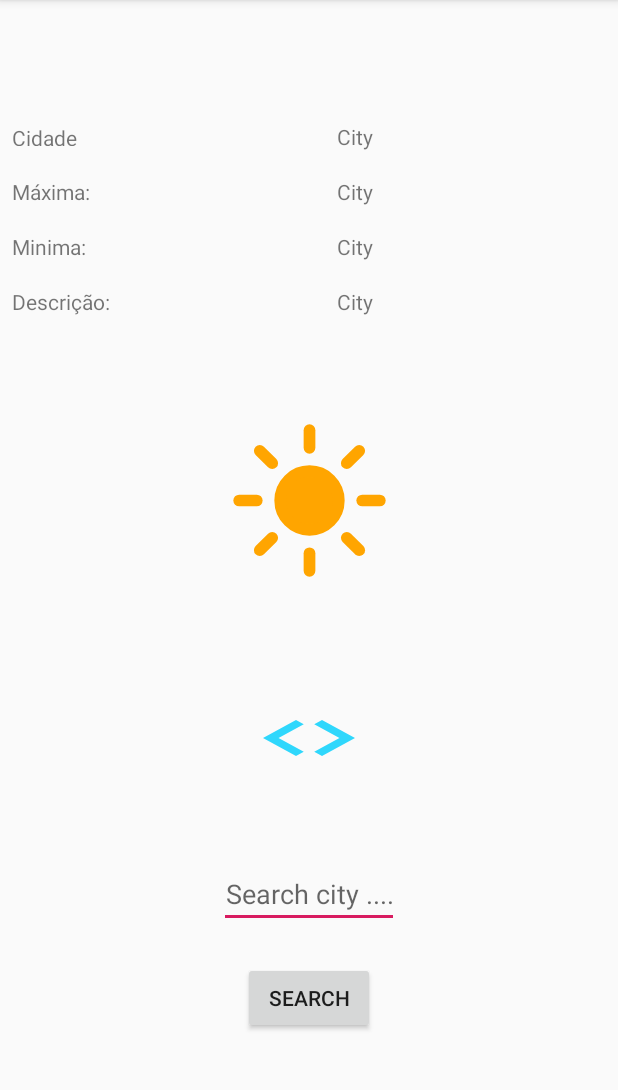
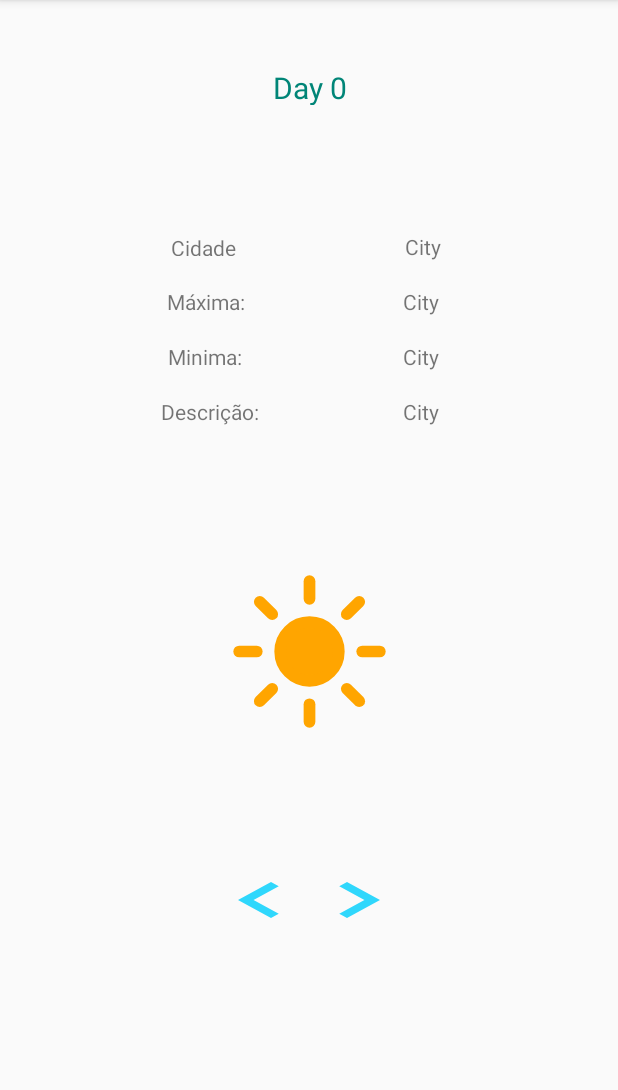
Before and after one commit to AntonioSaGomes/WeatherForecastApp, an Android app: the screen it shows after launch (MainActivity), on a phone screen of 412 x 824 dp, the part 84-1174 px from its top. Run offline under Robolectric (Android 15) with nearby library versions, the phone set to English and light mode, and no system bars; our stand-ins replace ButterKnife, Dagger/Hilt's generated code, Room's generated code; pictures from the network do not load.

Commit message:
First commit

```diff
--- a/app/src/main/java/com/example/asus/weatherapp/AppModule.java
+++ b/app/src/main/java/com/example/asus/weatherapp/AppModule.java
@@ -50,7 +50,7 @@ public class AppModule {
 
     // --- NETWORK INJECTION ---
 
-    private static String BASE_URL = "http://api.openweathermap.org/data/2.5/";
+    private static String BASE_URL = "https://samples.openweathermap.org/data/2.5/forecast/";
 
     @Provides
     Gson provideGson() { return new GsonBuilder().create(); }
--- a/app/src/main/java/com/example/asus/weatherapp/Database.java
+++ b/app/src/main/java/com/example/asus/weatherapp/Database.java
@@ -3,7 +3,7 @@ package com.example.asus.weatherapp;
 import android.arch.persistence.room.RoomDatabase;
 import android.arch.persistence.room.TypeConverters;
 
-@android.arch.persistence.room.Database(entities = {Weather.class}, version = 4, exportSchema = false)
+@android.arch.persistence.room.Database(entities = {Weather.class}, version = 5, exportSchema = false)
 @TypeConverters(DateConverter.class)
 public abstract class Database extends RoomDatabase {
 
--- a/app/src/main/java/com/example/asus/weatherapp/WeatherDao.java
+++ b/app/src/main/java/com/example/asus/weatherapp/WeatherDao.java
@@ -14,13 +14,11 @@ public interface WeatherDao {
     @Insert()
     void save(Weather weather);
 
-    @Query("Select * from weather where city_name= :city_name")
-    LiveData<Weather> load(String city_name);
+    @Query("Select * from weather")
+    LiveData<Weather> load();
 
     @Query("Delete from weather where weather_id= :weather_id")
     void delete(int weather_id);
 
-    @Query("SELECT * FROM weather WHERE city_name = :city_name AND lastRefresh > :lastRefreshMax LIMIT 1")
-    Weather hasWeather(String city_name, Date lastRefreshMax);
 
 }
--- a/app/src/main/java/com/example/asus/weatherapp/WeatherFragment.java
+++ b/app/src/main/java/com/example/asus/weatherapp/WeatherFragment.java
@@ -33,17 +33,19 @@ public class WeatherFragment extends Fragment {
     @BindView(R.id.weatherCityName) TextView CityName;
     @BindView(R.id.weatherMaxTemp) TextView MaxTemp;
     @BindView(R.id.weatherMinTemp) TextView MinTemp;
-    @BindView(R.id.newWeather) EditText newWeather;
-    @BindView(R.id.newWeatherButton) Button newWeatherButton;
+    @BindView(R.id.previousDay) Button previousDayButton;
+    @BindView(R.id.nextDay) Button nextDayButton;
     @BindView(R.id.weatherImage) ImageView weatherImage;
     @BindView(R.id.weatherDescription) TextView weatherDescription;
+    @BindView(R.id.weatherDay) TextView weatherDay;
+
+    private int day=0;
     public String city_name = "Lisbon";
     public WeatherFragment() { }
 
     @Override
     public View onCreateView(LayoutInflater inflater, ViewGroup container, Bundle savedInstanceState) {
         View view = inflater.inflate(R.layout.weather_fragment, container, false);
-        Log.d("onCreateFrag:",city_name);
         ButterKnife.bind(this, view);
         return view;
     }
@@ -51,15 +53,30 @@ public class WeatherFragment extends Fragment {
     @Override
     public void onActivityCreated(@Nullable Bundle savedInstanceState) {
         super.onActivityCreated(savedInstanceState);
-        newWeatherButton.setOnClickListener(new View.OnClickListener() {
+        previousDayButton.setOnClickListener(new View.OnClickListener() {
             @Override
             public void onClick(View v) {
-                city_name = newWeather.getText().toString();
-                Log.d("Here_onClick:",city_name);
+                try {
+                    day--;
+                }
+                catch (IndexOutOfBoundsException e){
+                    day=0;
+                }
                 configureViewModel();
             }
         });
-        Log.d("onActivityFrag:",city_name);
+        nextDayButton.setOnClickListener(new View.OnClickListener() {
+            @Override
+            public void onClick(View v) {
+                try {
+                    day++;
+                }
+                catch (IndexOutOfBoundsException e){
+                    day=0;
+                }
+                configureViewModel();
+            }
+        });
         this.configureDagger();
         this.configureViewModel();
 
@@ -76,7 +93,7 @@ public class WeatherFragment extends Fragment {
     private void configureViewModel(){
         viewModel = ViewModelProviders.of(this, viewModelFactory).get(WeatherViewModel.class);
         viewModel.init(city_name);
-        Log.d("configViewModel:",city_name);
+      //  Log.d("configViewModel:",city_name);
         viewModel.getWeather().observe(this, weather -> updateUI(weather));
     }
 
@@ -86,12 +103,12 @@ public class WeatherFragment extends Fragment {
 
     private void updateUI(@Nullable Weather weather){
         if (weather != null){
-            Log.d("WeatherFrag:",String.valueOf(weather.getCity_name()));
-            this.CityName.setText(weather.getCity_name());
-            this.MaxTemp.setText(String.valueOf(weather.getMain().getTemp_max()-272.15) + "ºC");
-            this.MinTemp.setText(String.valueOf(weather.getMain().getTemp_min()-272.15) + "ºC");
-            this.weatherDescription.setText(weather.getTempo().get(0).getMain());
-            this.weatherImage.setBackgroundResource(setDrawable(weather.getTempo().get(0).getMain()));
+            this.CityName.setText(weather.getCity().getName());
+            this.MaxTemp.setText(String.format("%.2f",weather.getWeatherList().get(day).getTemp().getDay_max_temp()-272.15) + "ºC");
+            this.MinTemp.setText(String.format("%.2f",weather.getWeatherList().get(day).getTemp().getDay_min_temp()-272.15) + "ºC");
+            this.weatherDescription.setText(weather.getWeatherList().get(day).getTempo().get(0).getMain());
+            this.weatherImage.setBackgroundResource(setDrawable(weather.getWeatherList().get(day).getTempo().get(0).getMain()));
+            this.weatherDay.setText("Day " + String.valueOf(day) );
         }
     }
 
@@ -103,6 +120,8 @@ public class WeatherFragment extends Fragment {
                 return R.drawable.ic_sunny;
             case "Rain":
                 return R.drawable.ic_rainy;
+            case "Snow":
+                return R.drawable.ic_snow;
         }
         return R.drawable.ic_sunny;
     }
--- a/app/src/main/java/com/example/asus/weatherapp/WeatherRepository.java
+++ b/app/src/main/java/com/example/asus/weatherapp/WeatherRepository.java
@@ -35,16 +35,17 @@ public class WeatherRepository {
     public LiveData<Weather> getWeather(String city_name) {
         Log.d("RepoGetWeather:",city_name);
         refreshWeather(city_name);
-        return weatherDao.load(city_name);
+        return weatherDao.load();
     }
 
     private void refreshWeather(final String city_name) {
         executor.execute(() -> {
-            boolean weatherExists = (weatherDao.hasWeather(city_name, getMaxRefreshTime(new Date())) != null);
-            if (!weatherExists) {
-                webService.getWeather(city_name,"f20dae443685124d02f23f31769e14bf").enqueue(new Callback<Weather>() {
+          //  boolean weatherExists = (weatherDao.hasWeather(city_name, getMaxRefreshTime(new Date())) != null);
+          //  if (!weatherExists) {
+                webService.getWeather(524901,"b1b15e88fa797225412429c1c50c122a1").enqueue(new Callback<Weather>() {
                     @Override
                     public void onResponse(Call<Weather> call, Response<Weather> response) {
+                        Log.d("Got_it:",response.body().toString());
                         Toast.makeText(App.context, "Data refreshed from network !", Toast.LENGTH_LONG).show();
                         executor.execute(() -> {
                             Weather weather = response.body();
@@ -58,7 +59,6 @@ public class WeatherRepository {
                         Log.d("ErrorWeather:",t.getMessage());
                         }
                 });
-            }
         });
     }
 
--- a/app/src/main/java/com/example/asus/weatherapp/WeatherWebService.java
+++ b/app/src/main/java/com/example/asus/weatherapp/WeatherWebService.java
@@ -7,8 +7,8 @@ import retrofit2.http.Query;
 
 public interface WeatherWebService {
 
-    @GET("weather")
-    Call<Weather> getWeather(@Query("q") String city_name,@Query("appid") String api_key);
+    @GET("daily")
+    Call<Weather> getWeather(@Query("id") int id,@Query("appid") String api_key);
 
 
 }
--- /dev/null
+++ b/app/src/main/res/drawable/ic_snow.xml
@@ -0,0 +1,42 @@
+<vector android:height="24dp" android:viewportHeight="64"
+    android:viewportWidth="64" android:width="24dp" xmlns:android="http://schemas.android.com/apk/res/android">
+    <path android:fillColor="#57A0EE"
+        android:pathData="M47.7,34.4c0,-4.6 -3.7,-8.2 -8.2,-8.2c-1,0 -1.9,0.2 -2.8,0.5c-0.3,-3.4 -3.1,-6.2 -6.6,-6.2c-3.7,0 -6.7,3 -6.7,6.7c0,0.8 0.2,1.6 0.4,2.3c-0.3,-0.1 -0.7,-0.1 -1,-0.1c-3.7,0 -6.7,3 -6.7,6.7c0,3.6 2.9,6.6 6.5,6.7l17.2,0C44.2,42.3 47.7,38.8 47.7,34.4z"
+        android:strokeColor="#ffffff" android:strokeLineJoin="round" android:strokeWidth="1.2"/>
+    <path android:fillColor="#00000000"
+        android:pathData="M23,44.5L23,49.5"
+        android:strokeColor="#57A0EE" android:strokeLineCap="round" android:strokeWidth="1.2"/>
+    <path android:fillColor="#00000000"
+        android:pathData="M24.7678,45.2322L21.2322,48.7678"
+        android:strokeColor="#57A0EE" android:strokeLineCap="round" android:strokeWidth="1"/>
+    <path android:fillColor="#00000000"
+        android:pathData="M25.5,47L20.5,47"
+        android:strokeColor="#57A0EE" android:strokeLineCap="round" android:strokeWidth="1"/>
+    <path android:fillColor="#00000000"
+        android:pathData="M24.7678,48.7678L21.2322,45.2322"
+        android:strokeColor="#57A0EE" android:strokeLineCap="round" android:strokeWidth="1"/>
+    <path android:fillColor="#00000000"
+        android:pathData="M31,44.5L31,49.5"
+        android:strokeColor="#57A0EE" android:strokeLineCap="round" android:strokeWidth="1.2"/>
+    <path android:fillColor="#00000000"
+        android:pathData="M32.7678,45.2322L29.2322,48.7678"
+        android:strokeColor="#57A0EE" android:strokeLineCap="round" android:strokeWidth="1"/>
+    <path android:fillColor="#00000000"
+        android:pathData="M33.5,47L28.5,47"
+        android:strokeColor="#57A0EE" android:strokeLineCap="round" android:strokeWidth="1"/>
+    <path android:fillColor="#00000000"
+        android:pathData="M32.7678,48.7678L29.2322,45.2322"
+        android:strokeColor="#57A0EE" android:strokeLineCap="round" android:strokeWidth="1"/>
+    <path android:fillColor="#00000000"
+        android:pathData="M40,44.5L40,49.5"
+        android:strokeColor="#57A0EE" android:strokeLineCap="round" android:strokeWidth="1.2"/>
+    <path android:fillColor="#00000000"
+        android:pathData="M41.7678,45.2322L38.2322,48.7678"
+        android:strokeColor="#57A0EE" android:strokeLineCap="round" android:strokeWidth="1"/>
+    <path android:fillColor="#00000000"
+        android:pathData="M42.5,47L37.5,47"
+        android:strokeColor="#57A0EE" android:strokeLineCap="round" android:strokeWidth="1"/>
+    <path android:fillColor="#00000000"
+        android:pathData="M41.7678,48.7678L38.2322,45.2322"
+        android:strokeColor="#57A0EE" android:strokeLineCap="round" android:strokeWidth="1"/>
+</vector>
--- a/app/src/main/res/layout/weather_fragment.xml
+++ b/app/src/main/res/layout/weather_fragment.xml
@@ -5,6 +5,27 @@
     android:layout_width="match_parent"
     android:layout_height="match_parent"
     tools:context=".WeatherFragment">
+
+
+    <TextView
+        android:id="@+id/weatherDay"
+        android:layout_width="wrap_content"
+        android:layout_height="25dp"
+        android:layout_marginStart="8dp"
+        android:layout_marginTop="8dp"
+        android:layout_marginEnd="8dp"
+        android:layout_marginBottom="8dp"
+        android:layout_weight="1"
+        android:text="Day 0"
+        android:textAlignment="center"
+        android:textColor="@color/colorPrimary"
+        android:textSize="20sp"
+        app:layout_constraintBottom_toBottomOf="parent"
+        app:layout_constraintEnd_toEndOf="parent"
+        app:layout_constraintHorizontal_bias="0.5"
+        app:layout_constraintStart_toStartOf="parent"
+        app:layout_constraintTop_toTopOf="parent"
+        app:layout_constraintVertical_bias="0.05" />
 
     <TextView
         android:id="@+id/weatherCityNameLabel"
@@ -20,10 +41,10 @@
         android:text="Cidade"
         app:layout_constraintBottom_toBottomOf="parent"
         app:layout_constraintEnd_toEndOf="parent"
-        app:layout_constraintHorizontal_bias="0.0"
+        app:layout_constraintHorizontal_bias="0.3"
         app:layout_constraintStart_toStartOf="parent"
         app:layout_constraintTop_toTopOf="parent"
-        app:layout_constraintVertical_bias="0.1" />
+        app:layout_constraintVertical_bias="0.2" />
 
     <TextView
         android:id="@+id/weatherCityName"
@@ -42,7 +63,7 @@
         app:layout_constraintHorizontal_bias="0.573"
         app:layout_constraintStart_toStartOf="@+id/weatherCityNameLabel"
         app:layout_constraintTop_toTopOf="parent"
-        app:layout_constraintVertical_bias="0.1"/>
+        app:layout_constraintVertical_bias="0.2"/>
 
 
 
@@ -59,10 +80,10 @@
         android:text="Máxima:"
         app:layout_constraintBottom_toBottomOf="parent"
         app:layout_constraintEnd_toEndOf="parent"
-        app:layout_constraintHorizontal_bias="0.0"
+        app:layout_constraintHorizontal_bias="0.3"
         app:layout_constraintStart_toStartOf="parent"
         app:layout_constraintTop_toTopOf="parent"
-        app:layout_constraintVertical_bias="0.15"/>
+        app:layout_constraintVertical_bias="0.25"/>
 
     <TextView
         android:id="@+id/weatherMaxTemp"
@@ -80,7 +101,7 @@
         app:layout_constraintHorizontal_bias="0.573"
         app:layout_constraintStart_toStartOf="@+id/weatherMaxTempLabel"
         app:layout_constraintTop_toTopOf="parent"
-        app:layout_constraintVertical_bias="0.15"/>
+        app:layout_constraintVertical_bias="0.25"/>
     <TextView
         android:id="@+id/weatherMinTempLabel"
         android:layout_width="wrap_content"
@@ -94,10 +115,10 @@
         android:text="Minima:"
         app:layout_constraintBottom_toBottomOf="parent"
         app:layout_constraintEnd_toEndOf="parent"
-        app:layout_constraintHorizontal_bias="0.0"
+        app:layout_constraintHorizontal_bias="0.3"
         app:layout_constraintStart_toStartOf="parent"
         app:layout_constraintTop_toTopOf="parent"
-        app:layout_constraintVertical_bias="0.2"/>
+        app:layout_constraintVertical_bias="0.3"/>
     <TextView
         android:id="@+id/weatherMinTemp"
         android:layout_width="wrap_content"
@@ -114,7 +135,7 @@
         app:layout_constraintHorizontal_bias="0.573"
         app:layout_constraintStart_toStartOf="@+id/weatherMinTempLabel"
         app:layout_constraintTop_toTopOf="parent"
-        app:layout_constraintVertical_bias="0.2"/>
+        app:layout_constraintVertical_bias="0.3"/>
 
 
     <TextView
@@ -130,10 +151,10 @@
         android:text="Descrição:"
         app:layout_constraintBottom_toBottomOf="parent"
         app:layout_constraintEnd_toEndOf="parent"
-        app:layout_constraintHorizontal_bias="0.0"
+        app:layout_constraintHorizontal_bias="0.3"
         app:layout_constraintStart_toStartOf="parent"
         app:layout_constraintTop_toTopOf="parent"
-        app:layout_constraintVertical_bias="0.25"/>
+        app:layout_constraintVertical_bias="0.35"/>
 
     <TextView
         android:id="@+id/weatherDescription"
@@ -151,7 +172,7 @@
         app:layout_constraintHorizontal_bias="0.573"
         app:layout_constraintStart_toStartOf="@+id/weatherMinTempLabel"
         app:layout_constraintTop_toTopOf="parent"
-        app:layout_constraintVertical_bias="0.25"/>
+        app:layout_constraintVertical_bias="0.35"/>
 
 
     <ImageView
@@ -165,7 +186,7 @@
         app:layout_constraintTop_toTopOf="parent"
         app:layout_constraintRight_toRightOf="parent"
         app:layout_constraintLeft_toLeftOf="parent"
-        app:layout_constraintVertical_bias="0.4"
+        app:layout_constraintVertical_bias="0.60"
         app:layout_constraintHorizontal_bias="0.5"
          />
 
@@ -178,8 +199,8 @@
         app:layout_constraintRight_toRightOf="parent"
         app:layout_constraintLeft_toLeftOf="parent"
         android:background="@drawable/ic_left_arrow"
-        app:layout_constraintVertical_bias="0.65"
-        app:layout_constraintHorizontal_bias="0.45"
+        app:layout_constraintVertical_bias="0.80"
+        app:layout_constraintHorizontal_bias="0.40"
         />
     <Button
         android:id="@+id/nextDay"
@@ -190,44 +211,8 @@
         app:layout_constraintRight_toRightOf="parent"
         app:layout_constraintLeft_toLeftOf="parent"
         android:background="@drawable/ic_right_arrow"
-        app:layout_constraintVertical_bias="0.65"
-        app:layout_constraintHorizontal_bias="0.55"
+        app:layout_constraintVertical_bias="0.80"
+        app:layout_constraintHorizontal_bias="0.60"
         />
 
-    <EditText
-        android:id="@+id/newWeather"
-        android:layout_width="wrap_content"
-        android:layout_height="wrap_content"
-        android:layout_marginStart="8dp"
-        android:layout_marginLeft="8dp"
-        android:layout_marginTop="8dp"
-        android:layout_marginEnd="8dp"
-        android:layout_marginRight="8dp"
-        android:layout_marginBottom="8dp"
-        android:gravity="center_horizontal"
-        android:hint="Search city ...."
-        app:layout_constraintBottom_toBottomOf="parent"
-        app:layout_constraintEnd_toEndOf="parent"
-        app:layout_constraintStart_toStartOf="parent"
-        app:layout_constraintHorizontal_bias="0.5"
-        app:layout_constraintTop_toTopOf="parent"
-        app:layout_constraintVertical_bias="0.8" />
-
-    <Button
-        android:id="@+id/newWeatherButton"
-        android:layout_width="wrap_content"
-        android:layout_height="wrap_content"
-        android:layout_marginStart="8dp"
-        android:layout_marginLeft="8dp"
-        android:layout_marginTop="8dp"
-        android:layout_marginEnd="8dp"
-        android:layout_marginRight="8dp"
-        android:layout_marginBottom="8dp"
-        android:text="Search"
-        app:layout_constraintBottom_toBottomOf="parent"
-        app:layout_constraintEnd_toEndOf="parent"
-        app:layout_constraintHorizontal_bias="0.5"
-        app:layout_constraintStart_toStartOf="parent"
-        app:layout_constraintTop_toTopOf="parent"
-        app:layout_constraintVertical_bias="0.9" />
 </android.support.constraint.ConstraintLayout>
```
Also changed, not shown: app/src/main/java/com/example/asus/weatherapp/Cidade.java (added, +36 -0 lines), app/src/main/java/com/example/asus/weatherapp/CidadeConverter.java (added, +30 -0 lines), app/src/main/java/com/example/asus/weatherapp/Temp.java (added, +65 -0 lines), app/src/main/java/com/example/asus/weatherapp/TempConverter.java (added, +29 -0 lines), app/src/main/java/com/example/asus/weatherapp/Weather.java (+19 -84 lines), app/src/main/java/com/example/asus/weatherapp/WeatherList.java (added, +42 -0 lines), app/src/main/java/com/example/asus/weatherapp/WeatherListConverter.java (added, +29 -0 lines), 4 other files.
